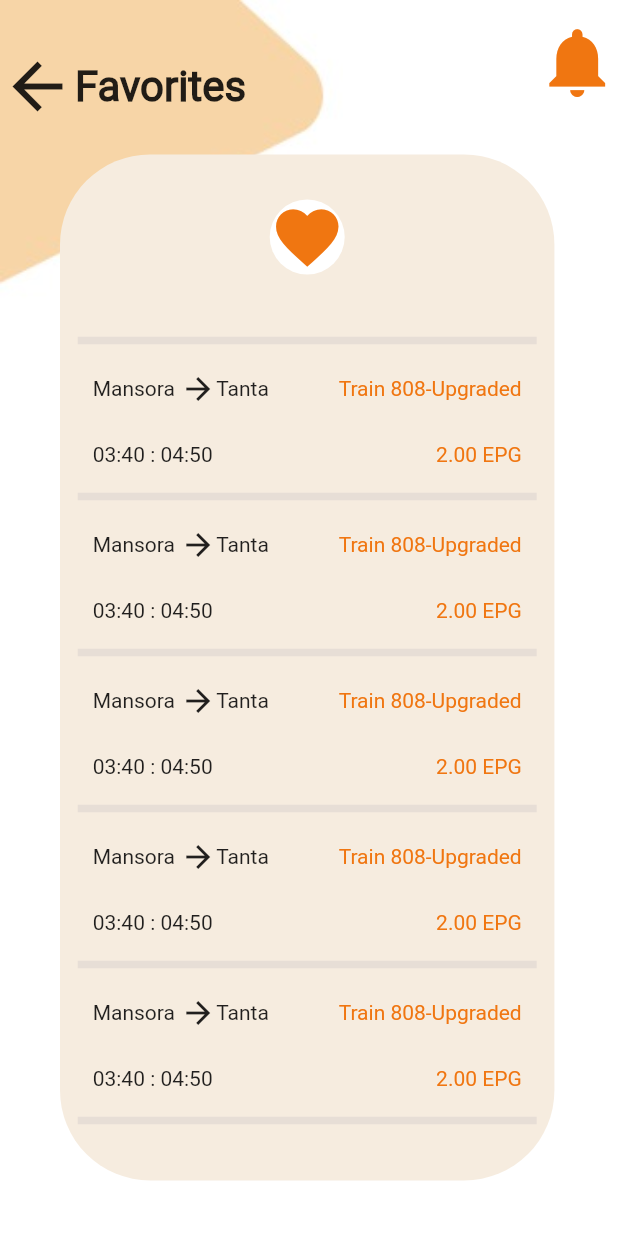
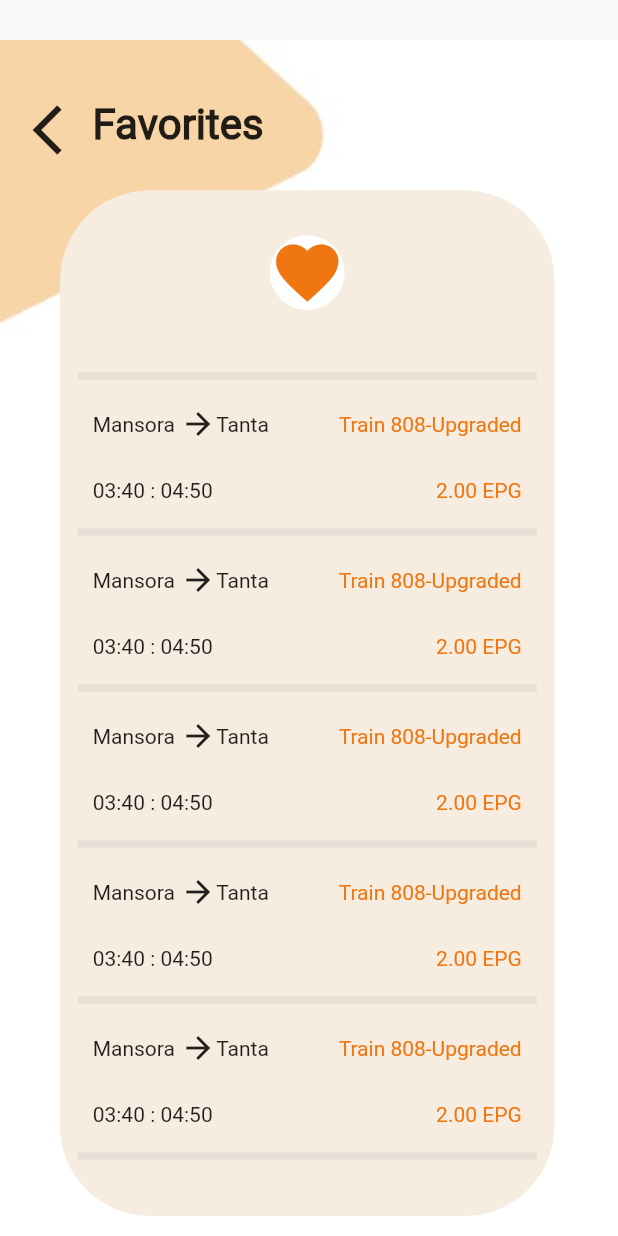
Before and after one commit to AbdallahBadawy/egypt_rails, a Flutter app: the Favorites screen opened directly, on a phone screen of 412 x 824 dp. Run offline on Flutter 3.47's test engine with Material 2 defaults, Android fonts, the phone set to English and light mode, and no system bars; our stand-ins replace google_maps_flutter, share; missing offline and left inert: dart:ffi; network calls fail.

Commit message:
Some Edit

```diff
--- a/lib/Bottom_BarScreens/HomeScreen/Home_Content/LiveTrainView.dart
+++ b/lib/Bottom_BarScreens/HomeScreen/Home_Content/LiveTrainView.dart
@@ -98,7 +98,7 @@ class _LiveTrainViewScreenState extends State<LiveTrainViewScreen> {
                                       top: 5, bottom: 5, left: 10),
                                   filled: true,
                                   fillColor:
-                                      Color(getColorHexFromStr('#F8D5A799')),
+                                      Color(getColorHexFromStr('#F8D5A7')),
                                   border: OutlineInputBorder(
                                       borderRadius: BorderRadius.circular(12),
                                       borderSide: BorderSide.none)),
--- a/lib/Drawer/Favourites/favorites.dart
+++ b/lib/Drawer/Favourites/favorites.dart
@@ -2,7 +2,6 @@ import 'package:flutter/material.dart';
 
 import '../../Background.dart';
 import '../../NotificationsButton.dart';
-
 
 class Favorites extends StatefulWidget {
   @override
@@ -14,20 +13,33 @@ class _FavoritesState extends State<Favorites> {
   Widget build(BuildContext context) {
     return Scaffold(
         body: Stack(children: [
-      background(context),
-      notificationsButton(context),
       Positioned(
-        top: MediaQuery.of(context).size.height / 25,
-        child: Row(
-          children: [
-            Icon(Icons.arrow_back, size: 50),
-            Text("Favorites",
-                style: TextStyle(fontSize: 28, fontWeight: FontWeight.bold)),
-          ],
-        ),
+        top: MediaQuery.of(context).size.height / 31,
+        child: background(context),
       ),
       Positioned(
-        top: MediaQuery.of(context).size.height / 8,
+          top: MediaQuery.of(context).size.height / 14,
+          left: MediaQuery.of(context).size.width / 30,
+          child: Row(
+            mainAxisAlignment: MainAxisAlignment.center,
+            children: [
+              IconButton(
+                icon: Icon(
+                  Icons.arrow_back_ios,
+                  size: 40,
+                ),
+                onPressed: () {
+                  Navigator.pop(context);
+                },
+              ),
+              Text(
+                'Favorites',
+                style: TextStyle(fontSize: 28, fontWeight: FontWeight.bold),
+              ),
+            ],
+          )),
+      Positioned(
+        top: MediaQuery.of(context).size.height / 6.5,
         left: 40,
         child: Center(
           child: Container(
--- a/lib/Drawer/Screen_Name.dart
+++ b/lib/Drawer/Screen_Name.dart
@@ -2,7 +2,7 @@ import 'package:flutter/material.dart';
 
 Widget screenName({BuildContext context, String text, Function onPressed}) {
   return Positioned(
-    top: MediaQuery.of(context).size.height / 40,
+    top: MediaQuery.of(context).size.height / 41,
     left: 5,
     child: Row(
       crossAxisAlignment: CrossAxisAlignment.end,
```
Also changed, not shown: lib/Bottom_BarScreens/HomeScreen/search/search.dart (+22 -1 lines), lib/Bottom_BarScreens/MyTrips/My_Trips.dart (+8 -1 lines), lib/Bottom_BarScreens/Weather/Weather.dart (+8 -1 lines), lib/Drawer/contact us/contactus.dart (+21 -6 lines).
